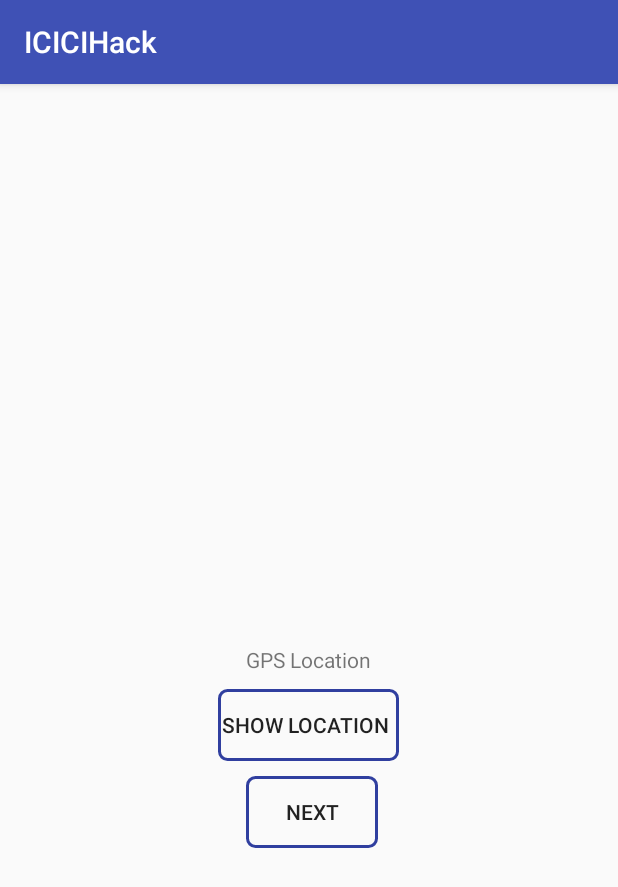
After one commit to akhilagarwal96/ICICI-Hack, an Android app: the GPSLocation screen opened directly, with no data from a screen before it, on a phone screen of 412 x 824 dp. The commit adds this screen. Shown: the top 887 px of the screen. Run offline under Robolectric (Android 15) with nearby library versions, the phone set to English and light mode, and no system bars.

Commit message:
Modules added

```diff
--- a/app/build.gradle
+++ b/app/build.gradle
@@ -26,5 +26,6 @@ dependencies {
     })
     compile 'com.android.support:appcompat-v7:25.3.1'
     compile 'com.android.support.constraint:constraint-layout:1.0.2'
+    compile 'com.google.android.gms:play-services-maps:10.2.0'
     testCompile 'junit:junit:4.12'
 }
--- /dev/null
+++ b/app/src/main/java/com/akhilagarwal96/icicihack/GPSLocation.java
@@ -0,0 +1,119 @@
+package com.akhilagarwal96.icicihack;
+
+import android.Manifest;
+import android.content.Context;
+import android.content.Intent;
+import android.content.SharedPreferences;
+import android.content.pm.PackageManager;
+import android.location.Location;
+import android.location.LocationListener;
+import android.location.LocationManager;
+import android.os.Build;
+import android.os.Bundle;
+import android.provider.Settings;
+import android.support.annotation.NonNull;
+import android.support.annotation.RequiresApi;
+import android.support.v4.app.ActivityCompat;
+import android.support.v7.app.AppCompatActivity;
+import android.view.View;
+import android.widget.Button;
+import android.widget.TextView;
+
+public class GPSLocation extends AppCompatActivity {
+
+    TextView textView;
+    Button b1, b2;
+
+    private LocationListener locationListener;
+    private LocationManager locationManager;
+
+    @RequiresApi(api = Build.VERSION_CODES.M)
+    @Override
+    protected void onCreate(Bundle savedInstanceState) {
+        super.onCreate(savedInstanceState);
+        setContentView(R.layout.activity_gpslocation);
+
+        textView = (TextView) findViewById(R.id.location_text);
+        b1 = (Button) findViewById(R.id.show_location);
+        b2 = (Button) findViewById(R.id.next_button);
+
+        locationManager = (LocationManager) getSystemService(LOCATION_SERVICE);
+        locationListener = new LocationListener() {
+            @Override
+            public void onLocationChanged(Location location) {
+                textView.setText("\n" + location.getLatitude() + "\n " + location.getLongitude());
+
+                SharedPreferences sharedPreferences = getSharedPreferences("location", Context.MODE_PRIVATE);
+                SharedPreferences.Editor editor = sharedPreferences.edit();
+                editor.putInt("lat", (int) location.getLatitude());
+                editor.putInt("long", (int) location.getLongitude());
+                editor.commit();
+            }
+
+            @Override
+            public void onStatusChanged(String provider, int status, Bundle extras) {
+
+            }
+
+            @Override
+            public void onProviderEnabled(String provider) {
+
+            }
+
+            @Override
+            public void onProviderDisabled(String provider) {
+                Intent intent = new Intent(Settings.ACTION_LOCATION_SOURCE_SETTINGS);
+                startActivity(intent);
+            }
+        };
+        if (ActivityCompat.checkSelfPermission(this, android.Manifest.permission.ACCESS_FINE_LOCATION) != PackageManager.PERMISSION_GRANTED && ActivityCompat.checkSelfPermission(this, android.Manifest.permission.ACCESS_COARSE_LOCATION) != PackageManager.PERMISSION_GRANTED) {
+
+            requestPermissions(new String[]{
+                    Manifest.permission.ACCESS_FINE_LOCATION, Manifest.permission.ACCESS_COARSE_LOCATION,
+                    Manifest.permission.INTERNET
+            }, 10);
+
+            return;
+        } else {
+            configureButton();
+        }
+
+        b2.setOnClickListener(new View.OnClickListener() {
+            @Override
+            public void onClick(View v) {
+                Intent j = new Intent(GPSLocation.this, MapsActivity.class);
+                startActivity(j);
+            }
+        });
+    }
+
+    @Override
+    public void onRequestPermissionsResult(int requestCode, @NonNull String[] permissions, @NonNull int[] grantResults) {
+        switch (requestCode) {
+            case 10:
+                if (grantResults.length > 0 && grantResults[0] == PackageManager.PERMISSION_GRANTED) {
+                    configureButton();
+                    return;
+                }
+        }
+    }
+
+    private void configureButton() {
+        b1.setOnClickListener(new View.OnClickListener() {
+            @Override
+            public void onClick(View v) {
+                if (ActivityCompat.checkSelfPermission(GPSLocation.this, Manifest.permission.ACCESS_FINE_LOCATION) != PackageManager.PERMISSION_GRANTED && ActivityCompat.checkSelfPermission(GPSLocation.this, Manifest.permission.ACCESS_COARSE_LOCATION) != PackageManager.PERMISSION_GRANTED) {
+                    // TODO: Consider calling
+                    //    ActivityCompat#requestPermissions
+                    // here to request the missing permissions, and then overriding
+                    //   public void onRequestPermissionsResult(int requestCode, String[] permissions,
+                    //                                          int[] grantResults)
+                    // to handle the case where the user grants the permission. See the documentation
+                    // for ActivityCompat#requestPermissions for more details.
+                    return;
+                }
+                locationManager.requestLocationUpdates(LocationManager.NETWORK_PROVIDER, 5000, 0, locationListener);
+            }
+        });
+    }
+}
--- a/app/src/main/java/com/akhilagarwal96/icicihack/MainActivity.java
+++ b/app/src/main/java/com/akhilagarwal96/icicihack/MainActivity.java
@@ -38,7 +38,7 @@ public class MainActivity extends AppCompatActivity {
             public void onClick(View view) {
                 if (!TextUtils.isEmpty(login.getText().toString()) && !TextUtils.isEmpty(password.getText().toString())) {
                     if (login.getText().toString().equals(id) && password.getText().toString().equals(pass)) {
-                        Intent logged_in = new Intent(getApplicationContext(), Service.class);
+                        Intent logged_in = new Intent(getApplicationContext(), Services.class);
                         startActivity(logged_in);
                     } else {
                         Toast.makeText(MainActivity.this, "Invalid Credentials!", Toast.LENGTH_SHORT).show();
--- /dev/null
+++ b/app/src/main/res/layout/activity_gpslocation.xml
@@ -0,0 +1,34 @@
+<?xml version="1.0" encoding="utf-8"?>
+<RelativeLayout xmlns:android="http://schemas.android.com/apk/res/android"
+    xmlns:tools="http://schemas.android.com/tools"
+    android:layout_width="match_parent"
+    android:layout_height="match_parent"
+    tools:context="com.akhilagarwal96.icicihack.GPSLocation">
+
+    <TextView
+        android:id="@+id/location_text"
+        android:layout_width="wrap_content"
+        android:layout_height="wrap_content"
+        android:text="GPS Location"
+        android:layout_centerInParent="true"/>
+
+    <Button
+        android:id="@+id/show_location"
+        android:layout_width="wrap_content"
+        android:layout_height="wrap_content"
+        android:text="Show location "
+        android:layout_below="@+id/location_text"
+        android:layout_centerHorizontal="true"
+        android:layout_marginTop="10dp"
+        android:background="@drawable/rectangle"/>
+
+    <Button
+        android:text="Next"
+        android:id="@+id/next_button"
+        android:layout_width="wrap_content"
+        android:layout_height="wrap_content"
+        android:layout_below="@+id/show_location"
+        android:layout_alignStart="@+id/location_text"
+        android:background="@drawable/rectangle"
+        android:layout_marginTop="10dp"/>
+</RelativeLayout>
--- a/app/src/main/res/values/strings.xml
+++ b/app/src/main/res/values/strings.xml
@@ -1,3 +1,4 @@
 <resources>
     <string name="app_name">ICICIHack</string>
+    <string name="title_activity_maps">Map</string>
 </resources>
```
Also changed, not shown: app/src/debug/res/values/google_maps_api.xml (added, +26 -0 lines), app/src/main/AndroidManifest.xml (+32 -1 lines), app/src/main/java/com/akhilagarwal96/icicihack/Button_listener.java (added, +31 -0 lines), app/src/main/java/com/akhilagarwal96/icicihack/IncomingCallInterceptor.java (added, +25 -0 lines), app/src/main/java/com/akhilagarwal96/icicihack/MapsActivity.java (added, +46 -0 lines), app/src/main/java/com/akhilagarwal96/icicihack/MyService.java (added, +34 -0 lines), app/src/main/java/com/akhilagarwal96/icicihack/NotificationActivity.java (added, +62 -0 lines), app/src/main/java/com/akhilagarwal96/icicihack/Service.java (deleted, +0 -13 lines), app/src/main/java/com/akhilagarwal96/icicihack/Services.java (added, +83 -0 lines), app/src/main/res/layout/activity_maps.xml (added, +8 -0 lines), app/src/main/res/layout/activity_notification.xml (added, +19 -0 lines), app/src/main/res/layout/activity_services.xml (renamed from app/src/main/res/layout/activity_service.xml, +12 -5 lines), app/src/main/res/layout/custom_notification.xml (added, +28 -0 lines), 1 other file.
